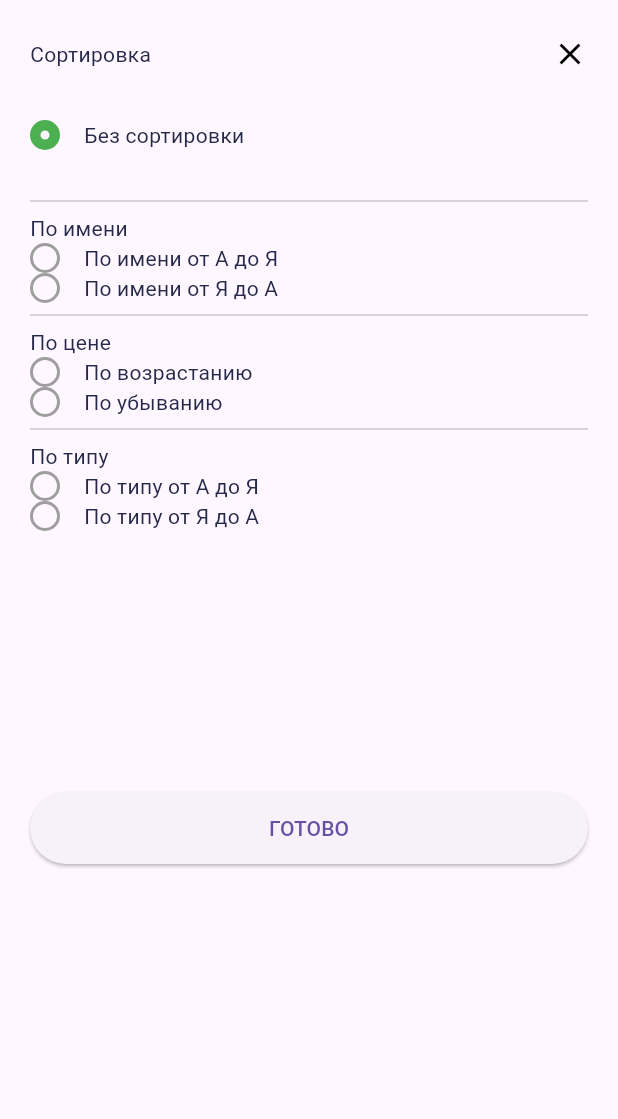
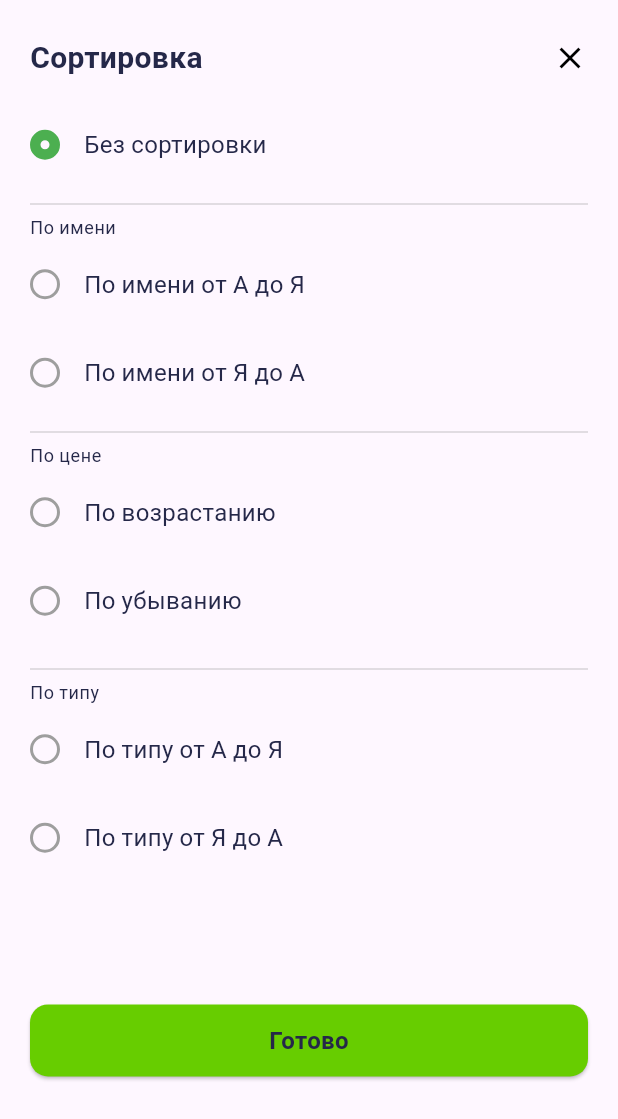
Before and after one commit to Rustemik/chek_retail_app, a Flutter app: the SortBottomSheet widget shown alone on an empty page, opened directly with empty values, on a phone screen of 412 x 824 dp. Shown: the top 1119 px of the screen. Run offline on Flutter 3.47's test engine with Material 3 defaults, Android fonts, the phone set to English and light mode, and no system bars; network calls fail.

Commit message:
+ Чек 6. Выбор типа сортировки

```diff
--- a/lib/Ui/components/sort_bottom_sheet.dart
+++ b/lib/Ui/components/sort_bottom_sheet.dart
@@ -7,22 +7,33 @@ class SortBottomSheet extends StatefulWidget {
   const SortBottomSheet({
     super.key,
     required Function(SortTypes p1) applySort,
-  }) : _applySort = applySort;
+    required SortTypes lastSortType,
+  })  : _applySort = applySort,
+        _lastSortType = lastSortType;
 
   final Function(SortTypes p1) _applySort;
+  final SortTypes _lastSortType;
 
   @override
-  State<SortBottomSheet> createState() => _SortBottomSheetState();
+  State<SortBottomSheet> createState() => _SortBottomSheetState(_lastSortType);
 }
 
 class _SortBottomSheetState extends State<SortBottomSheet> {
-  SortTypes _sortValue = SortTypes.noSort;
+  SortTypes _sortValue;
+
+  _SortBottomSheetState(SortTypes lastSortType) : _sortValue = lastSortType;
 
   @override
   Widget build(BuildContext context) {
-    return SizedBox(
+    final theme = Theme.of(context);
+
+    return ConstrainedBox(
+      constraints: BoxConstraints(
+        maxHeight: MediaQuery.of(context).size.height * 0.90,
+        minHeight: MediaQuery.of(context).size.height * 0.85,
+      ),
+      child: SizedBox(
         width: double.infinity,
-      height: 600,
         child: Padding(
           padding: const EdgeInsets.symmetric(
             horizontal: 20,
@@ -34,7 +45,11 @@ class _SortBottomSheetState extends State<SortBottomSheet> {
               Row(
                 mainAxisAlignment: MainAxisAlignment.spaceBetween,
                 children: [
-                Text("Сортировка"),
+                  Text(
+                    "Сортировка",
+                    style: theme.textTheme.bodyMedium
+                        ?.copyWith(fontSize: 20, fontWeight: FontWeight.w700),
+                  ),
                   GestureDetector(
                     onTap: () {
                       Navigator.pop(context);
@@ -68,7 +83,11 @@ class _SortBottomSheetState extends State<SortBottomSheet> {
               // ),
               SizedBox(height: 32),
               SortRadio(
-                title: Text("Без сортировки"),
+                  title: Text(
+                    "Без сортировки",
+                    style: theme.textTheme.bodyMedium
+                        ?.copyWith(fontSize: 16, fontWeight: FontWeight.w400),
+                  ),
                   value: SortTypes.noSort,
                   groupValue: _sortValue,
                   onChanged: (value) {
@@ -76,11 +95,19 @@ class _SortBottomSheetState extends State<SortBottomSheet> {
                       _sortValue = value!;
                     });
                   }),
-            SizedBox(height: 26),
+              SizedBox(height: 20),
               Divider(),
-            Text("По имени"),
+              Text(
+                "По имени",
+                style: theme.textTheme.bodySmall,
+              ),
+              SizedBox(height: 18),
               SortRadio(
-              title: Text("По имени от А до Я"),
+                title: Text(
+                  "По имени от А до Я",
+                  style: theme.textTheme.bodyMedium
+                      ?.copyWith(fontSize: 16, fontWeight: FontWeight.w400),
+                ),
                 value: SortTypes.byNameAcc,
                 groupValue: _sortValue,
                 onChanged: (value) {
@@ -89,8 +116,13 @@ class _SortBottomSheetState extends State<SortBottomSheet> {
                   });
                 },
               ),
+              SizedBox(height: 36),
               SortRadio(
-              title: Text("По имени от Я до А"),
+                title: Text(
+                  "По имени от Я до А",
+                  style: theme.textTheme.bodyMedium
+                      ?.copyWith(fontSize: 16, fontWeight: FontWeight.w400),
+                ),
                 value: SortTypes.byNameDec,
                 groupValue: _sortValue,
                 onChanged: (value) {
@@ -99,10 +131,19 @@ class _SortBottomSheetState extends State<SortBottomSheet> {
                   });
                 },
               ),
+              SizedBox(height: 20),
               Divider(),
-            Text("По цене"),
+              Text(
+                "По цене",
+                style: theme.textTheme.bodySmall,
+              ),
+              SizedBox(height: 18),
               SortRadio(
-              title: Text("По возрастанию"),
+                title: Text(
+                  "По возрастанию",
+                  style: theme.textTheme.bodyMedium
+                      ?.copyWith(fontSize: 16, fontWeight: FontWeight.w400),
+                ),
                 value: SortTypes.byPriceAcc,
                 groupValue: _sortValue,
                 onChanged: (value) {
@@ -111,8 +152,13 @@ class _SortBottomSheetState extends State<SortBottomSheet> {
                   });
                 },
               ),
+              SizedBox(height: 36),
               SortRadio(
-              title: Text("По убыванию"),
+                title: Text(
+                  "По убыванию",
+                  style: theme.textTheme.bodyMedium
+                      ?.copyWith(fontSize: 16, fontWeight: FontWeight.w400),
+                ),
                 value: SortTypes.byPriceDec,
                 groupValue: _sortValue,
                 onChanged: (value) {
@@ -121,10 +167,19 @@ class _SortBottomSheetState extends State<SortBottomSheet> {
                   });
                 },
               ),
+              SizedBox(height: 26),
               Divider(),
-            Text("По типу"),
+              Text(
+                "По типу",
+                style: theme.textTheme.bodySmall,
+              ),
+              SizedBox(height: 18),
               SortRadio(
-              title: Text("По типу от А до Я"),
+                title: Text(
+                  "По типу от А до Я",
+                  style: theme.textTheme.bodyMedium
+                      ?.copyWith(fontSize: 16, fontWeight: FontWeight.w400),
+                ),
                 value: SortTypes.byTypeAcc,
                 groupValue: _sortValue,
                 onChanged: (value) {
@@ -133,8 +188,13 @@ class _SortBottomSheetState extends State<SortBottomSheet> {
                   });
                 },
               ),
+              SizedBox(height: 36),
               SortRadio(
-              title: Text("По типу от Я до А"),
+                title: Text(
+                  "По типу от Я до А",
+                  style: theme.textTheme.bodyMedium
+                      ?.copyWith(fontSize: 16, fontWeight: FontWeight.w400),
+                ),
                 value: SortTypes.byTypeDec,
                 groupValue: _sortValue,
                 onChanged: (value) {
@@ -152,14 +212,25 @@ class _SortBottomSheetState extends State<SortBottomSheet> {
                 height: 48,
                 width: double.infinity,
                 child: ElevatedButton(
-                child: Text("ГОТОВО"),
+                  style: ElevatedButton.styleFrom(
+                    backgroundColor: Color(0xff67CD00),
+                    shape: RoundedRectangleBorder(
+                      borderRadius: BorderRadius.circular(12),
+                    ),
+                  ),
+                  child: Text(
+                    "Готово",
+                    style: theme.textTheme.bodyMedium
+                        ?.copyWith(fontSize: 16, fontWeight: FontWeight.w700),
+                  ),
                   onPressed: () {
-                  widget._applySort(SortTypes.byNameAcc);
+                    widget._applySort(_sortValue);
                     Navigator.pop(context);
                   },
                 ),
               ),
             ],
+          ),
         ),
       ),
     );
--- a/lib/themes.dart
+++ b/lib/themes.dart
@@ -31,6 +31,10 @@ class AppTheme {
         selectedItemColor: Color(0xFF67CD00),
         unselectedItemColor: Color(0xFF60607B),
       ),
+      dividerTheme: DividerThemeData(
+        thickness: 1,
+        color: Colors.grey.withOpacity(0.4),
+      ),
     );
   }
 }
```
Also changed, not shown: lib/Domain/product_service_impl.dart (+9 -5 lines), lib/Ui/components/categoried_product_list.dart (added, +22 -0 lines), lib/Ui/components/plain_product_list.dart (added, +20 -0 lines), lib/Ui/components/product_title.dart (+5 -2 lines), lib/Ui/recipe_screen.dart (+12 -11 lines). Lines whose indentation alone changed are shown as unchanged.
